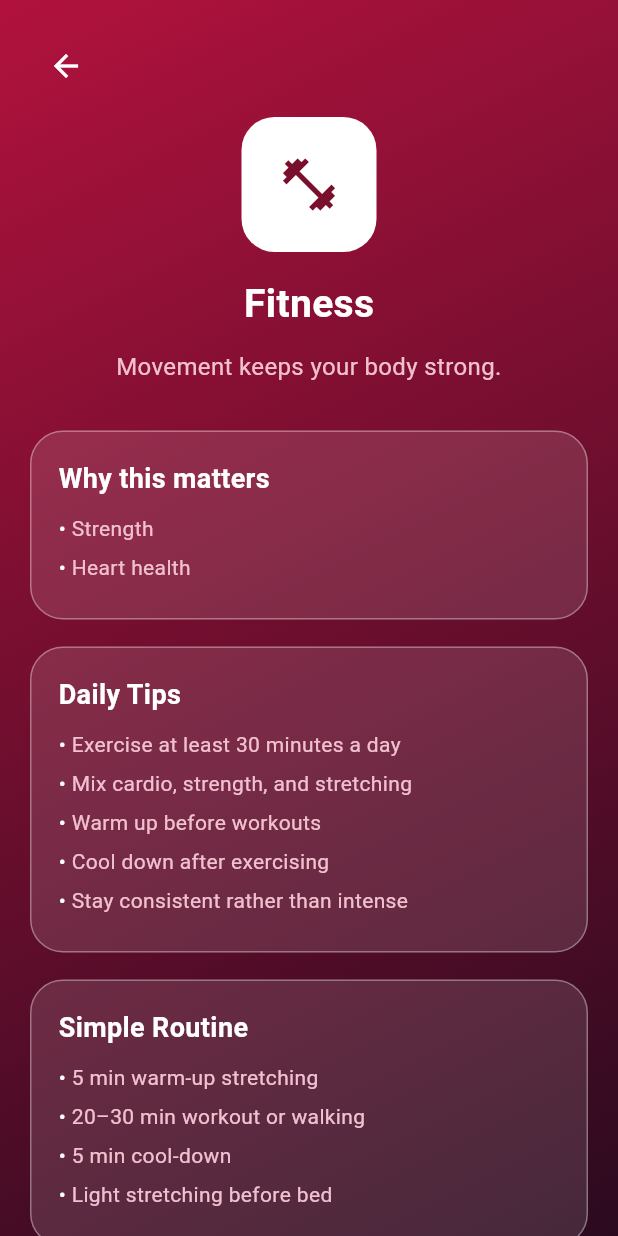
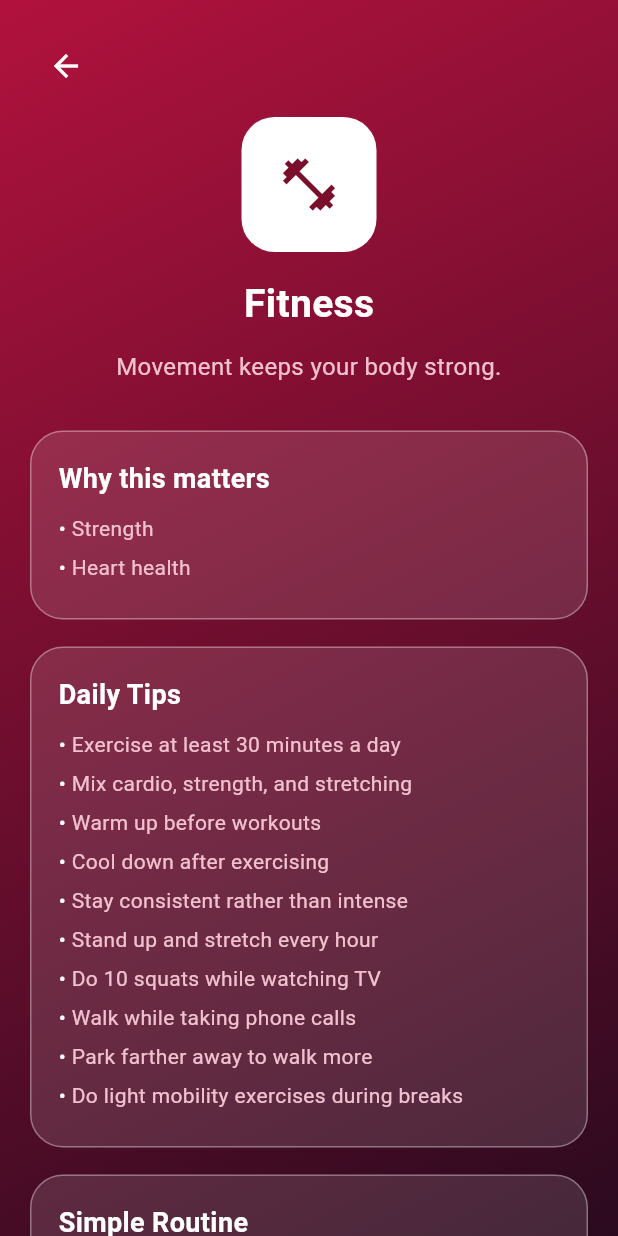
Before and after one commit to Emily-64/AlignMe_HealthTips, a Flutter app: the screen it shows after launch, after a tap on "Fitness", on a phone screen of 412 x 824 dp. Run offline on Flutter 3.47's test engine with Material 3 defaults, Android fonts, the phone set to English and light mode, and no system bars.

Commit message:
Added more categories

```diff
--- a/lib/tips_category_page.dart
+++ b/lib/tips_category_page.dart
@@ -24,6 +24,10 @@ class TipsCategoryPage extends StatelessWidget {
   "1 glass immediately after waking up",
   "1 glass before each meal",
   "Small sips every 30–60 minutes",
+  "Add a reminder alarm for water breaks",
+  "Drink one glass after using the restroom",
+  "Flavor water with lemon or mint",
+  "Refill your bottle whenever it’s empty",
   "1 glass before bedtime",
 ],
       },
@@ -39,6 +43,11 @@ class TipsCategoryPage extends StatelessWidget {
   "Cool down after exercising",
   "Stay consistent rather than intense",
 
+  "Stand up and stretch every hour",
+  "Do 10 squats while watching TV",
+  "Walk while taking phone calls",
+  "Park farther away to walk more",
+  "Do light mobility exercises during breaks",
 ],
   "routine":[
   "5 min warm-up stretching",
@@ -62,7 +71,9 @@ class TipsCategoryPage extends StatelessWidget {
 ],
   "routine": [
   "Dim lights after sunset",
+  "Create a fixed bedtime ritual",
   "Avoid phone after 10 PM",
+  "Avoid heavy conversations at night",
   "Sleep before 11 PM",
   "Wake up at the same time daily",
 ],
@@ -82,6 +93,11 @@ class TipsCategoryPage extends StatelessWidget {
   "routine": [
   "Healthy breakfast within 1 hour of waking",
   "Balanced lunch with vegetables",
+  "Plan meals a day in advance",
+  "Use smaller plates for meals",
+  "Stop eating when 80% full",
+  "Include protein in every meal",
+  "Limit eating while distracted",
   "Light dinner before 8 PM",
   "Avoid late-night snacking",
 ],
@@ -102,9 +118,100 @@ class TipsCategoryPage extends StatelessWidget {
   "5 min breathing after waking up",
   "Short breaks every 2–3 hours",
   "Evening relaxation or meditation",
+  "Practice slow breathing during traffic",
+  "Reduce notification alerts",
+  "Spend time with plants or nature",
+  "Listen to calming music daily",
+  "Reflect on one positive moment each day",
   "Avoid stressful content before sleep",
 ],
       },
+      {
+  "title": "Mental Focus",
+  "icon": Icons.psychology,
+  "intro": "Improve concentration, clarity, and productivity in daily tasks.",
+  "benefits": [
+  "Improves concentration",
+  "Boosts productivity",
+  "Reduces mental fatigue",
+  "Enhances decision-making",
+   ],
+  "tips": [
+  "Work on one task at a time",
+  "Avoid multitasking",
+  "Take short focus breaks",
+  "Keep workspace clean",
+],
+  "routine": [
+  "Set a 25-minute focus timer",
+  "Keep phone away during work",
+  "Take a 5-minute mental break",
+  "Review tasks at end of day",
+],
+},
+
+{
+  "title": "Posture & Mobility",
+  "icon": Icons.accessibility_new,
+  "intro": "Maintain correct posture to avoid body pain and stiffness.",
+  "benefits": [
+    "Reduces back and neck pain",
+    "Improves body alignment",
+    "Prevents joint stiffness",
+  ],
+  "tips": [
+    "Sit with straight spine",
+    "Avoid slouching while using phone",
+    "Stretch neck and shoulders regularly",
+  ],
+  "routine": [
+    "Check posture every hour",
+    "Roll shoulders while seated",
+    "Stretch spine after long sitting",
+  ],
+},
+{
+  "title": "Breathing & Relaxation",
+  "icon": Icons.air,
+  "intro": "Use breathing techniques to calm your body and mind.",
+  "benefits": [
+    "Reduces anxiety",
+    "Improves oxygen flow",
+    "Promotes relaxation",
+  ],
+  "tips": [
+    "Practice deep breathing daily",
+    "Breathe slowly and evenly",
+    "Focus on breath awareness",
+  ],
+  "routine": [
+    "Inhale 4 seconds, exhale 6 seconds",
+    "Practice breathing during breaks",
+    "Deep breathing before sleep",
+  ],
+},
+{
+  "title": "Digital Wellbeing",
+  "icon": Icons.phone_android,
+  "intro": "Build a healthier relationship with screens and devices.",
+  "benefits": [
+    "Reduces eye strain",
+    "Improves focus",
+    "Improves sleep quality",
+  ],
+  "tips": [
+    "Limit unnecessary screen time",
+    "Take breaks from devices",
+    "Avoid phone usage before sleep",
+  ],
+  "routine": [
+    "Follow 20-20-20 eye rule",
+    "Keep phone away during meals",
+    "Turn off non-essential notifications",
+  ],
+},
+
+
     ];
 
     return Scaffold(
@@ -197,68 +304,39 @@ class TipsCategoryPage extends StatelessWidget {
 
                     child: Row(
   children: [
-                        // 🧊 GLASS ICON CONTAINER
-                      /*  Container(
-                          width: 56,
-                          height: 56,
+    // Icon container
+    Container(
+      width: 48,
+      height: 48,
       decoration: BoxDecoration(
-                            color: Colors.white.withOpacity(0.18),
-                            borderRadius: BorderRadius.circular(16),
-                            border: Border.all(
-                              color: Colors.white.withOpacity(0.4),
-                            ),
+        color: Colors.white,
+        borderRadius: BorderRadius.circular(14),
       ),
       child: Icon(
-                            c["icon"],
-                            color: Colors.white,
-                            size: 28,
-                          ),
-                        ),
-*/
-                      /*  Container(
-  width: 56,
-  height: 56,
-  decoration: BoxDecoration(
-    color: const Color(0xFF7A0F2B), // solid maroon
-    borderRadius: BorderRadius.circular(16),
-  ),
-  child: Icon(
-    c["icon"],
-    color: Colors.white,
-    size: 28,
-  ),
-),*/
-Container(
-  width: 56,
-  height: 56,
-  decoration: BoxDecoration(
-    color: Colors.white, // white background
-    borderRadius: BorderRadius.circular(16),
-  ),
-  child: Icon(
-    c["icon"],
-    color: const Color(0xFF7A0F2B), // maroon icon
-    size: 28,
+        c["icon"] as IconData,
+        color: const Color(0xFF7A0F2B),
+        size: 26,
       ),
     ),
 
+    const SizedBox(width: 14),
 
-                        const SizedBox(width: 16),
-
-                        Text(
-                          c["title"],
+    // 👇 THIS IS THE IMPORTANT PART
+    Expanded(
+      child: Text(
+        c["title"] as String,
         style: const TextStyle(
-                            fontSize: 18,
+          color: Colors.white,
+          fontSize: 17,
           fontWeight: FontWeight.w600,
-                            color: Colors.white,
+        ),
+        overflow: TextOverflow.ellipsis, // safety
       ),
     ),
-                        const Spacer(),
 
     const Icon(
-                          Icons.arrow_forward_ios,
+      Icons.chevron_right,
       color: Colors.white70,
-                          size: 16,
     ),
   ],
 ),
```
Lines whose indentation alone changed are shown as unchanged.
